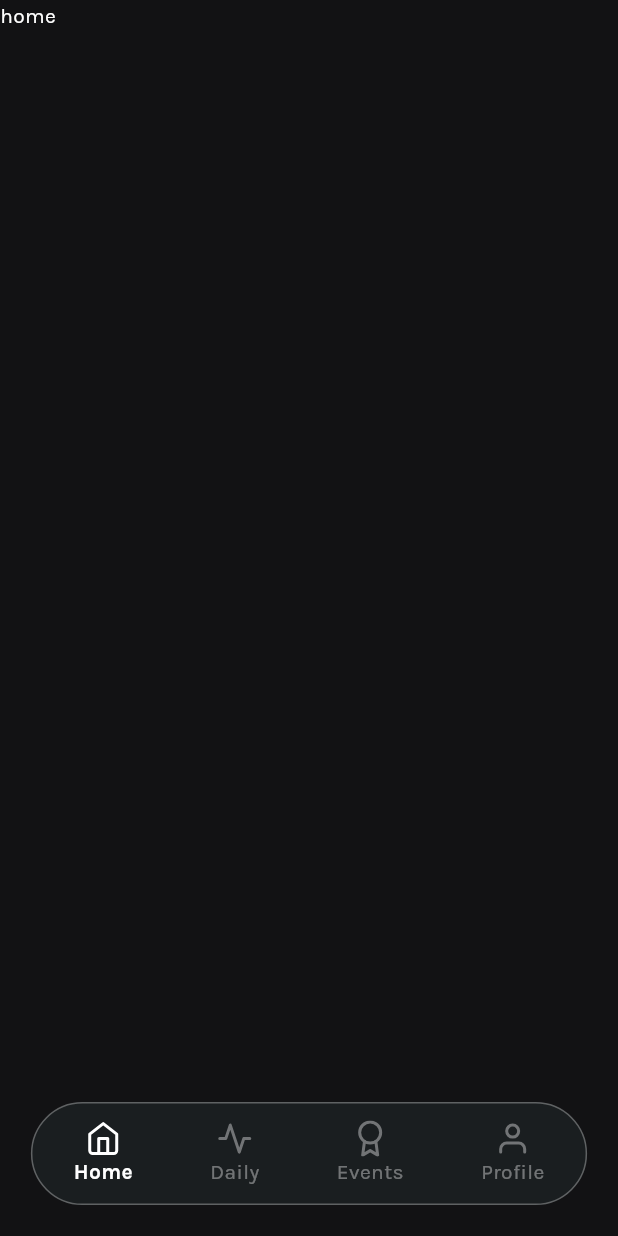
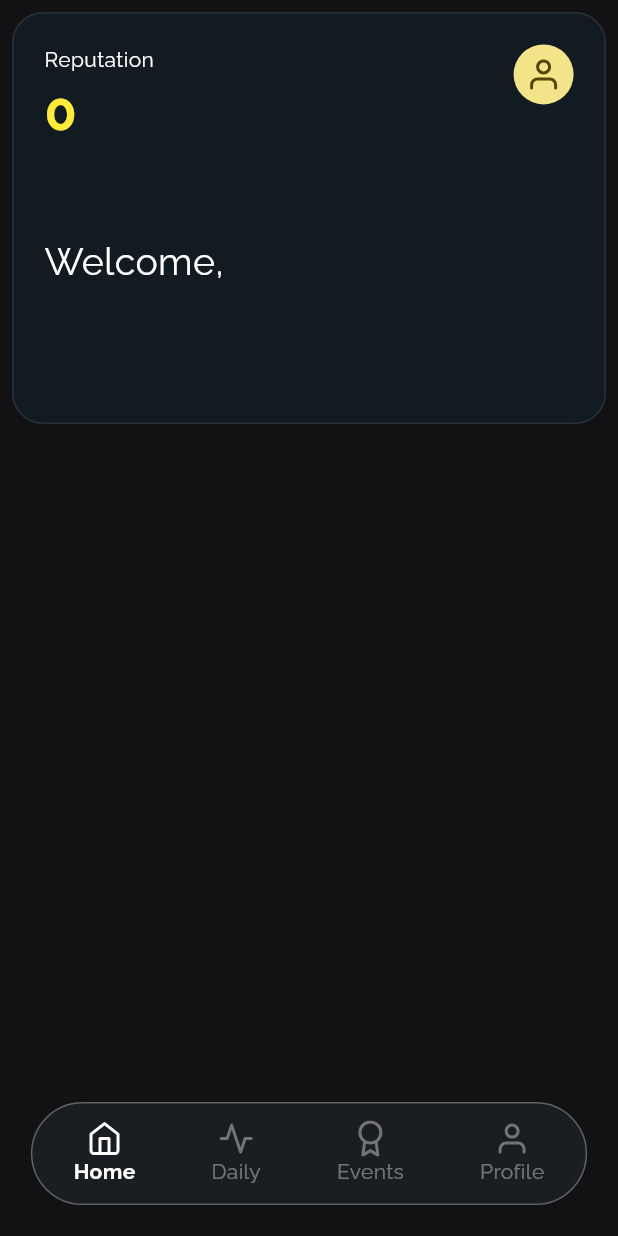
Before and after one commit to diptanshumahish/students_chapter_cse, a Flutter app: the screen it shows after launch, on a phone screen of 412 x 824 dp. Run offline on Flutter 3.47's test engine with Material 2 defaults, Android fonts, the phone set to English and light mode, and no system bars; our stand-ins replace flutter_feather_icons, flutter_riverpod, google_fonts, page_transition, shared_preferences.

Commit message:
basic setup with Intro banner

```diff
--- a/lib/Screens/main_screen.dart
+++ b/lib/Screens/main_screen.dart
@@ -19,7 +19,7 @@ class MainScreen extends StatelessWidget {
         return mainBody[index];
       }),
       backgroundColor: ThemeColors.backgroundColor,
-      bottomNavigationBar: Container(child: Navbar()),
+      bottomNavigationBar: const Navbar(),
     );
   }
 }
--- /dev/null
+++ b/lib/components/MainBody/Home/top_banner.dart
@@ -0,0 +1,87 @@
+import "package:flutter/material.dart";
+import "package:flutter_feather_icons/flutter_feather_icons.dart";
+import "package:flutter_riverpod/flutter_riverpod.dart";
+import "package:students_chapter_cse/providers/user.providers.dart";
+
+class TopBanner extends StatelessWidget {
+  const TopBanner({super.key});
+
+  @override
+  Widget build(BuildContext context) {
+    final height = MediaQuery.of(context).size.height;
+    final width = MediaQuery.of(context).size.width;
+    return Consumer(builder: ((context, ref, child) {
+      final userDetails = ref.watch(userProvider);
+      return Padding(
+        padding: const EdgeInsets.all(8.0),
+        child: Container(
+            height: height / 3,
+            width: width,
+            decoration: BoxDecoration(
+                color: const Color.fromARGB(28, 22, 87, 143),
+                border: Border.all(color: Colors.white10),
+                borderRadius: BorderRadius.circular(width / 20)),
+            child: Padding(
+              padding: EdgeInsets.all(width / 20),
+              child: Row(
+                mainAxisAlignment: MainAxisAlignment.spaceBetween,
+                children: [
+                  Column(
+                    crossAxisAlignment: CrossAxisAlignment.start,
+                    mainAxisAlignment: MainAxisAlignment.spaceBetween,
+                    children: [
+                      Column(
+                        crossAxisAlignment: CrossAxisAlignment.start,
+                        children: [
+                          const Text(
+                            "Reputation",
+                            style: TextStyle(color: Colors.white),
+                          ),
+                          Text(
+                            userDetails.points.toString(),
+                            style: const TextStyle(
+                                fontSize: 35,
+                                color: Colors.yellow,
+                                fontWeight: FontWeight.bold),
+                          )
+                        ],
+                      ),
+                      Column(
+                        crossAxisAlignment: CrossAxisAlignment.start,
+                        children: [
+                          const Text(
+                            "Welcome,",
+                            style: TextStyle(color: Colors.white, fontSize: 25),
+                          ),
+                          Text(
+                            userDetails.name.toString(),
+                            style: const TextStyle(
+                                color: Colors.white,
+                                fontSize: 30,
+                                fontWeight: FontWeight.bold),
+                          ),
+                          Text(
+                            userDetails.membershipId.toString(),
+                            style: const TextStyle(
+                              color: Colors.white70,
+                              fontSize: 18,
+                            ),
+                          ),
+                        ],
+                      )
+                    ],
+                  ),
+                  const Column(
+                    children: [
+                      CircleAvatar(
+                        child: Icon(FeatherIcons.user),
+                      )
+                    ],
+                  )
+                ],
+              ),
+            )),
+      );
+    }));
+  }
+}
--- a/lib/components/MainBody/home.dart
+++ b/lib/components/MainBody/home.dart
@@ -1,19 +1,13 @@
 import 'package:flutter/material.dart';
+import 'package:students_chapter_cse/components/MainBody/Home/top_banner.dart';
 
 class Home extends StatelessWidget {
   const Home({super.key});
 
   @override
   Widget build(BuildContext context) {
-    return CustomScrollView(
-      slivers: [
-        SliverToBoxAdapter(
-          child: Text(
-            "home",
-            style: TextStyle(color: Colors.white),
-          ),
-        )
-      ],
+    return const CustomScrollView(
+      slivers: [SliverToBoxAdapter(child: SafeArea(child: TopBanner()))],
     );
   }
 }
--- a/lib/components/MainBody/profile.dart
+++ b/lib/components/MainBody/profile.dart
@@ -1,4 +1,5 @@
 import 'package:flutter/material.dart';
+import 'package:students_chapter_cse/components/dev/dev_user.dart';
 
 class Profile extends StatelessWidget {
   const Profile({super.key});
@@ -12,6 +13,9 @@ class Profile extends StatelessWidget {
             "Profile",
             style: TextStyle(color: Colors.white),
           ),
+        ),
+        SliverToBoxAdapter(
+          child: DevUser(),
         )
       ],
     );
--- a/lib/themes/theme_data.dart
+++ b/lib/themes/theme_data.dart
@@ -3,8 +3,8 @@ import 'package:google_fonts/google_fonts.dart';
 
 class ThemeMain {
   static final theme = ThemeData(
-      colorScheme: ColorScheme.fromSeed(
-          seedColor: const Color.fromARGB(255, 201, 159, 75)),
+      colorScheme:
+          ColorScheme.fromSeed(seedColor: Color.fromARGB(255, 255, 237, 122)),
       useMaterial3: true,
-      textTheme: GoogleFonts.karlaTextTheme().apply());
+      textTheme: GoogleFonts.ralewayTextTheme().apply());
 }
```
Also changed, not shown: lib/components/dev/dev_user.dart (added, +61 -0 lines), lib/providers/user.providers.dart (+25 -0 lines).
